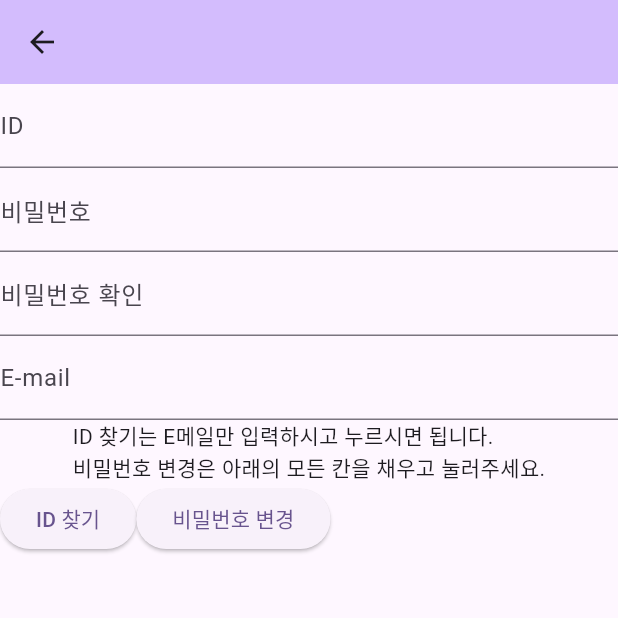
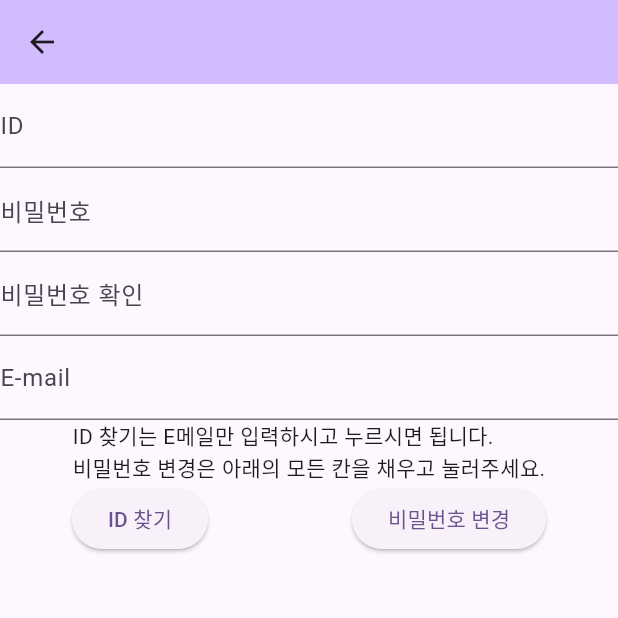
Before and after one commit to lokasenna9312/AiffelThon, a Flutter app: the LostIDPage screen opened directly with empty values, on a phone screen of 412 x 824 dp, the top half of it. Run offline on Flutter 3.47's test engine with Material 3 defaults, Android fonts, the light colour scheme and no system bars; missing offline and left inert: bcrypt, dart_openai.

Commit message:
인터페이스 수정

```diff
--- a/lib/lostid.dart
+++ b/lib/lostid.dart
@@ -113,6 +113,7 @@ class _LostIDPageState extends State<LostIDPage> {
           ),
           Text("ID 찾기는 E메일만 입력하시고 누르시면 됩니다.\n비밀번호 변경은 아래의 모든 칸을 채우고 눌러주세요."),
           Row(
+            mainAxisAlignment: MainAxisAlignment.spaceAround, // 버튼 사이에 공간을 줌
             children: [
               ElevatedButton(
                 onPressed: _findID,
--- a/lib/main.dart
+++ b/lib/main.dart
@@ -129,7 +129,7 @@ class _CSHomePageState extends State<CSHomePage> {
                     ),
                   );
                 },
-                child: Text('ID가 없으신가요?'),
+                child: Text('게정 만들기 / 찾기'),
               ),
             ],
           ),
```
